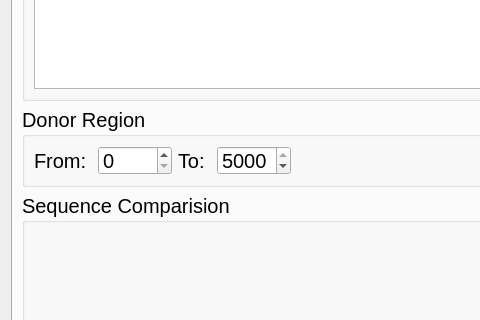
Before: the Qt Designer form sequenceedit.ui in WilsonImmunologyLab/Librator, drawn with Qt 5; both pictures show x 0 to 480 and y 265 to 585 of the 1098 by 1026 pixel window.
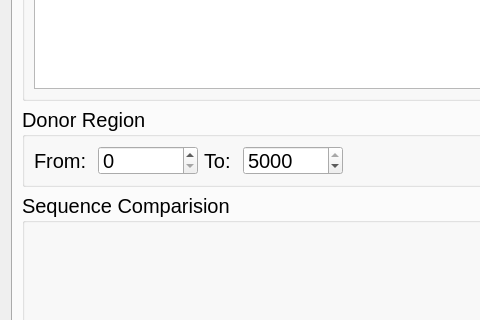
After: the same form once the commit is applied.

Patch:
```diff
--- a/sequenceedit.ui
+++ b/sequenceedit.ui
@@ -146,7 +146,7 @@
            <widget class="QSpinBox" name="spinBoxTo">
             <property name="minimumSize">
              <size>
-              <width>60</width>
+              <width>100</width>
               <height>0</height>
              </size>
             </property>
@@ -162,7 +162,7 @@
            <widget class="QSpinBox" name="spinBoxFrom">
             <property name="minimumSize">
              <size>
-              <width>60</width>
+              <width>100</width>
               <height>0</height>
              </size>
             </property>
```
